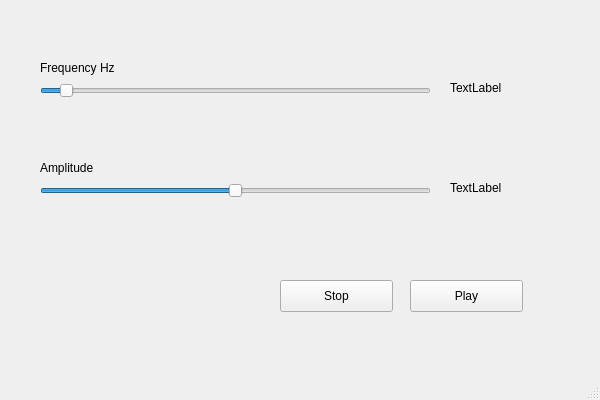
This is cs312/hw73/hw735_qtplaysine_midi2freq/mainwindow.ui in zhihanyang2022/cs312 as Qt 5 draws it before an edit. The edited form follows.
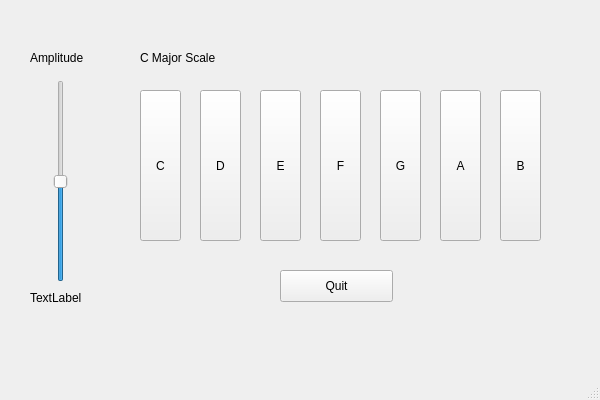
This is the edited form.

Diff of the .ui file:
```diff
--- a/cs312/hw73/hw735_qtplaysine_midi2freq/mainwindow.ui
+++ b/cs312/hw73/hw735_qtplaysine_midi2freq/mainwindow.ui
@@ -29,36 +29,11 @@
    <widget class="QSlider" name="horizontalSlider_freq">
     <property name="geometry">
      <rect>
-      <x>40</x>
+      <x>50</x>
       <y>80</y>
-      <width>391</width>
-      <height>22</height>
+      <width>22</width>
+      <height>202</height>
      </rect>
-    </property>
-    <property name="minimum">
-     <number>20</number>
-    </property>
-    <property name="maximum">
-     <number>4000</number>
-    </property>
-    <property name="value">
-     <number>220</number>
-    </property>
-    <property name="orientation">
-     <enum>Qt::Horizontal</enum>
-    </property>
-   </widget>
-   <widget class="QSlider" name="horizontalSlider_amp">
-    <property name="geometry">
-     <rect>
-      <x>40</x>
-      <y>180</y>
-      <width>391</width>
-      <height>22</height>
-     </rect>
-    </property>
-    <property name="minimum">
-     <number>0</number>
     </property>
     <property name="maximum">
      <number>100</number>
@@ -67,28 +42,15 @@
      <number>50</number>
     </property>
     <property name="orientation">
-     <enum>Qt::Horizontal</enum>
-    </property>
-   </widget>
-   <widget class="QLabel" name="freq">
-    <property name="geometry">
-     <rect>
-      <x>40</x>
-      <y>60</y>
-      <width>111</width>
-      <height>16</height>
-     </rect>
-    </property>
-    <property name="text">
-     <string>Frequency Hz</string>
+     <enum>Qt::Vertical</enum>
     </property>
    </widget>
    <widget class="QLabel" name="label_amp">
     <property name="geometry">
      <rect>
-      <x>40</x>
-      <y>160</y>
-      <width>91</width>
+      <x>30</x>
+      <y>50</y>
+      <width>71</width>
       <height>16</height>
      </rect>
     </property>
@@ -99,9 +61,9 @@
    <widget class="QLabel" name="label_ampValue">
     <property name="geometry">
      <rect>
-      <x>450</x>
-      <y>180</y>
-      <width>59</width>
+      <x>30</x>
+      <y>290</y>
+      <width>71</width>
       <height>16</height>
      </rect>
     </property>
@@ -112,40 +74,118 @@
    <widget class="QLabel" name="label_freqValue">
     <property name="geometry">
      <rect>
-      <x>450</x>
-      <y>80</y>
-      <width>59</width>
+      <x>140</x>
+      <y>50</y>
+      <width>111</width>
       <height>16</height>
      </rect>
     </property>
     <property name="text">
-     <string>TextLabel</string>
+     <string>C Major Scale</string>
     </property>
    </widget>
-   <widget class="QPushButton" name="pushButton_stop">
+   <widget class="QToolButton" name="toolButton_C4">
+    <property name="geometry">
+     <rect>
+      <x>140</x>
+      <y>90</y>
+      <width>41</width>
+      <height>151</height>
+     </rect>
+    </property>
+    <property name="text">
+     <string>C</string>
+    </property>
+   </widget>
+   <widget class="QToolButton" name="toolButton_D4">
+    <property name="geometry">
+     <rect>
+      <x>200</x>
+      <y>90</y>
+      <width>41</width>
+      <height>151</height>
+     </rect>
+    </property>
+    <property name="text">
+     <string>D</string>
+    </property>
+   </widget>
+   <widget class="QToolButton" name="toolButton_B4">
+    <property name="geometry">
+     <rect>
+      <x>500</x>
+      <y>90</y>
+      <width>41</width>
+      <height>151</height>
+     </rect>
+    </property>
+    <property name="text">
+     <string>B</string>
+    </property>
+   </widget>
+   <widget class="QToolButton" name="toolButton_E4">
+    <property name="geometry">
+     <rect>
+      <x>260</x>
+      <y>90</y>
+      <width>41</width>
+      <height>151</height>
+     </rect>
+    </property>
+    <property name="text">
+     <string>E</string>
+    </property>
+   </widget>
+   <widget class="QToolButton" name="toolButton_F4">
+    <property name="geometry">
+     <rect>
+      <x>320</x>
+      <y>90</y>
+      <width>41</width>
+      <height>151</height>
+     </rect>
+    </property>
+    <property name="text">
+     <string>F</string>
+    </property>
+   </widget>
+   <widget class="QToolButton" name="toolButton_A4">
+    <property name="geometry">
+     <rect>
+      <x>440</x>
+      <y>90</y>
+      <width>41</width>
+      <height>151</height>
+     </rect>
+    </property>
+    <property name="text">
+     <string>A</string>
+    </property>
+   </widget>
+   <widget class="QToolButton" name="toolButton_G4">
+    <property name="geometry">
+     <rect>
+      <x>380</x>
+      <y>90</y>
+      <width>41</width>
+      <height>151</height>
+     </rect>
+    </property>
+    <property name="text">
+     <string>G</string>
+    </property>
+   </widget>
+   <widget class="QPushButton" name="pushButton_quit">
     <property name="geometry">
      <rect>
       <x>280</x>
-      <y>280</y>
+      <y>270</y>
       <width>113</width>
       <height>32</height>
      </rect>
     </property>
     <property name="text">
-     <string>Stop</string>
-    </property>
-   </widget>
-   <widget class="QPushButton" name="pushButton_play">
-    <property name="geometry">
-     <rect>
-      <x>410</x>
-      <y>280</y>
-      <width>113</width>
-      <height>32</height>
-     </rect>
-    </property>
-    <property name="text">
-     <string>Play</string>
+     <string>Quit</string>
     </property>
    </widget>
   </widget>
```
Left out of the diff: 4 changed lines with no effect on the pictures.
